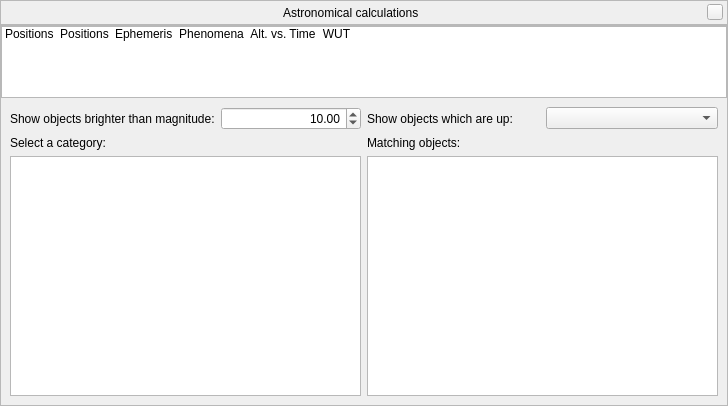
Before: the Qt Designer form src/gui/astroCalcDialog.ui in 519984307/stellarium_src, drawn with Qt 5.
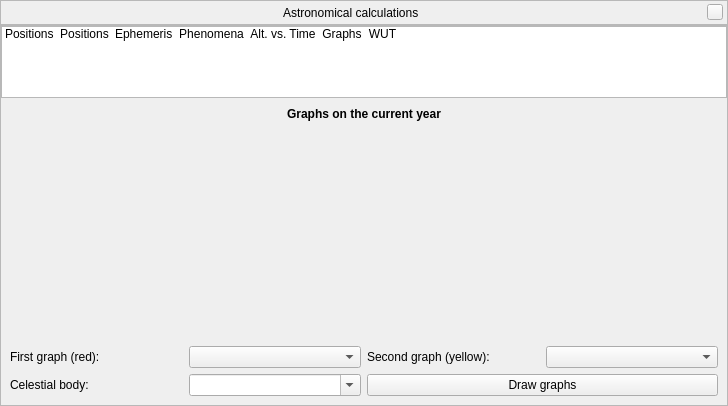
After: the same form once the commit is applied. The open tabs and pages were chosen to show the change. Icons and pictures are not drawn. Custom widgets are drawn as their Qt base class.

Commit message: Added AstroCalc/Graphs feature

The edit to the form file:
```diff
--- a/src/gui/astroCalcDialog.ui
+++ b/src/gui/astroCalcDialog.ui
@@ -254,6 +254,19 @@
           </iconset>
          </property>
         </item>
+        <item>
+         <property name="text">
+          <string>Graphs</string>
+         </property>
+         <property name="toolTip">
+          <string>Graphs on the current year</string>
+         </property>
+         <property name="icon">
+          <iconset>
+           <normalon>:/graphicGui/tabicon-AstroCalc-Graphs.png</normalon>
+          </iconset>
+         </property>
+        </item>
         <item>
          <property name="text">
           <string comment="What's Up Tonight">WUT</string>
@@ -897,6 +910,92 @@
          </layout>
         </widget>
         <widget class="QWidget" name="stackedWidgetPage6">
+         <layout class="QGridLayout" name="gridLayout_6">
+          <item row="4" column="1">
+           <layout class="QHBoxLayout" name="horizontalLayout_20">
+            <item>
+             <widget class="QLabel" name="graphsSecondLabel">
+              <property name="text">
+               <string>Second graph (yellow):</string>
+              </property>
+             </widget>
+            </item>
+            <item>
+             <widget class="QComboBox" name="graphsSecondComboBox"/>
+            </item>
+           </layout>
+          </item>
+          <item row="4" column="0">
+           <layout class="QHBoxLayout" name="horizontalLayout_19">
+            <item>
+             <widget class="QLabel" name="graphsFirstLabel">
+              <property name="text">
+               <string>First graph (red):</string>
+              </property>
+             </widget>
+            </item>
+            <item>
+             <widget class="QComboBox" name="graphsFirstComboBox"/>
+            </item>
+           </layout>
+          </item>
+          <item row="5" column="0">
+           <layout class="QHBoxLayout" name="horizontalLayout_18">
+            <item>
+             <widget class="QLabel" name="graphsCelestialBodyLabel">
+              <property name="text">
+               <string>Celestial body:</string>
+              </property>
+             </widget>
+            </item>
+            <item>
+             <widget class="QComboBox" name="graphsCelestialBodyComboBox">
+              <property name="editable">
+               <bool>true</bool>
+              </property>
+              <property name="insertPolicy">
+               <enum>QComboBox::NoInsert</enum>
+              </property>
+             </widget>
+            </item>
+           </layout>
+          </item>
+          <item row="5" column="1">
+           <widget class="QPushButton" name="drawGraphsPushButton">
+            <property name="text">
+             <string>Draw graphs</string>
+            </property>
+           </widget>
+          </item>
+          <item row="2" column="0" colspan="2">
+           <widget class="QLabel" name="graphsLabel">
+            <property name="font">
+             <font>
+              <weight>75</weight>
+              <bold>true</bold>
+             </font>
+            </property>
+            <property name="text">
+             <string>Graphs on the current year</string>
+            </property>
+            <property name="alignment">
+             <set>Qt::AlignCenter</set>
+            </property>
+           </widget>
+          </item>
+          <item row="3" column="0" colspan="2">
+           <widget class="QCustomPlot" name="graphsPlot" native="true">
+            <property name="sizePolicy">
+             <sizepolicy hsizetype="Preferred" vsizetype="Expanding">
+              <horstretch>0</horstretch>
+              <verstretch>0</verstretch>
+             </sizepolicy>
+            </property>
+           </widget>
+          </item>
+         </layout>
+        </widget>
+        <widget class="QWidget" name="stackedWidgetPage7">
          <layout class="QGridLayout" name="gridLayout">
           <item row="0" column="0">
            <layout class="QHBoxLayout" name="horizontalLayout_13">
```
The commit also changes 2 other files.
